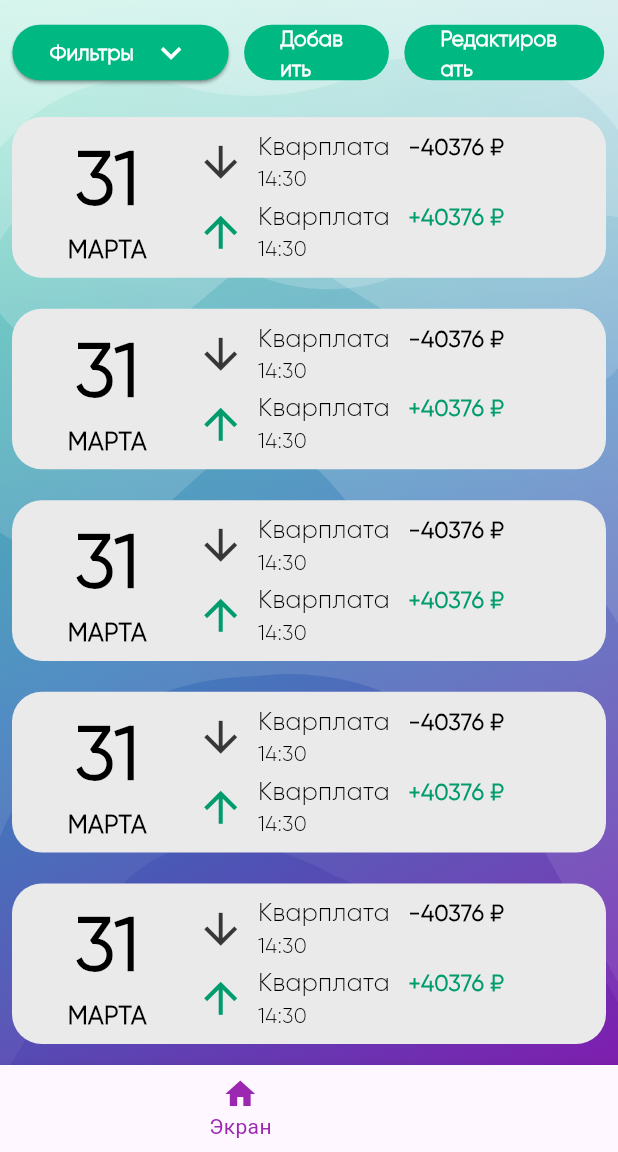
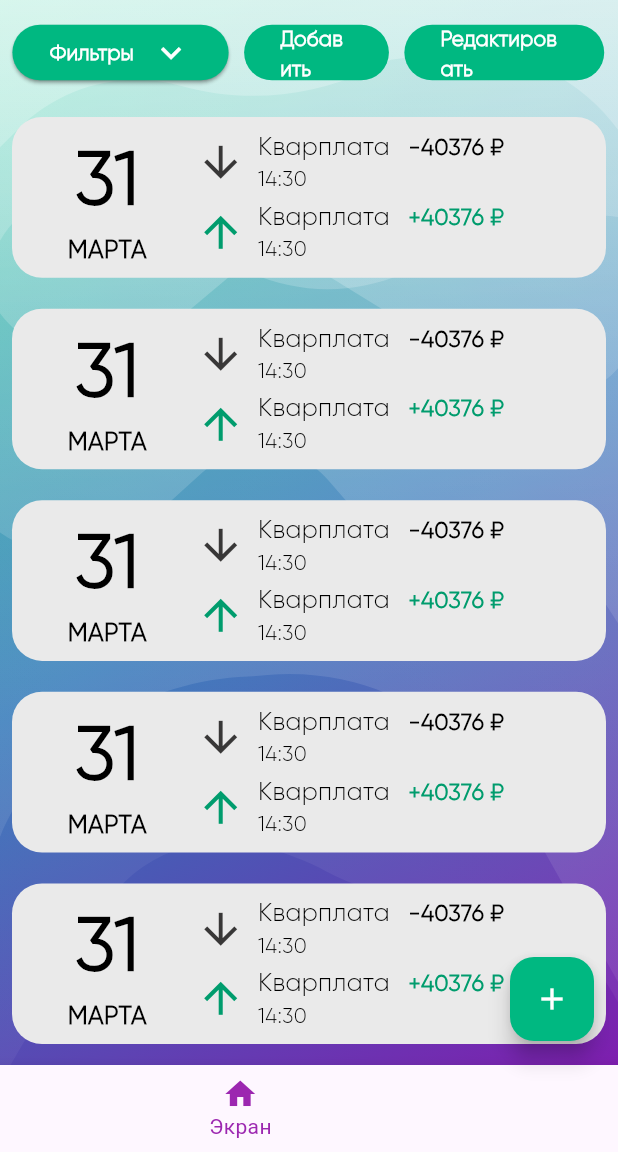
Before and after one commit to mospolytech-finapp/mobile-archive, a Flutter app: the screen it shows after launch, item 2 of the bottom bar chosen, on a phone screen of 412 x 824 dp, the part 84-1236 px from its top. Run offline on Flutter 3.47's test engine with Material 2 defaults, Android fonts, the phone set to English and light mode, and no system bars; our stand-ins replace dio, flutter_secure_storage, flutter_svg, sizer; statements that could not run were skipped.

Commit message:
добавление FloatingActionButton

```diff
--- a/lib/app/pages/homepage/homepage_page.dart
+++ b/lib/app/pages/homepage/homepage_page.dart
@@ -35,6 +35,15 @@ class _HomePageState extends State<HomePage> {
           title: Text("Finapp"),
         ),
         body: _screens[_selectedIndex],
+        floatingActionButton: FloatingActionButton(
+          onPressed: () {},
+          backgroundColor: Color(0xff00B881),
+          hoverColor: Color(0xff383737),
+          child: Icon(
+            Icons.add,
+            color: Colors.white,
+          ),
+        ),
         bottomNavigationBar: BottomNavigationBar(
           fixedColor: Colors.purple,
           currentIndex: _selectedIndex,
```
